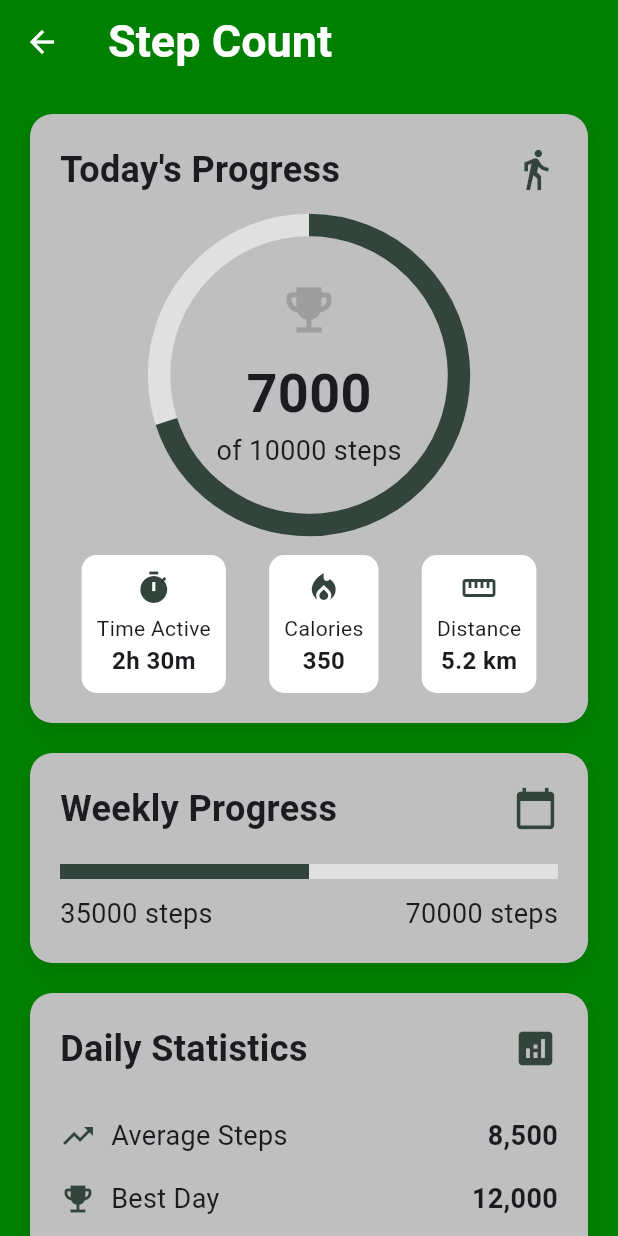
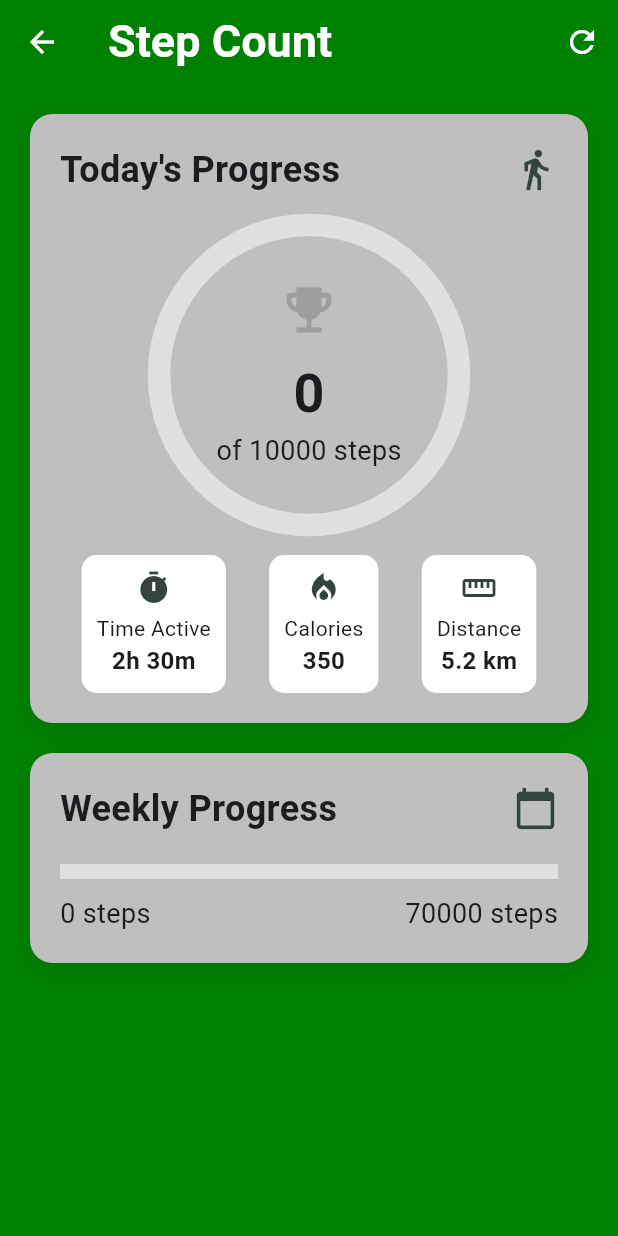
Before and after one commit to mrzaazhar/ThatsFitNew, a Flutter app: the HomePage screen opened directly, after a tap on "View More", on a phone screen of 412 x 824 dp. Run offline on Flutter 3.47's test engine with Material 3 defaults, Android fonts, the phone set to English and light mode, and no system bars; our stand-ins replace carousel_slider, cloud_firestore, firebase_auth, firebase_core, google_nav_bar, sensors_plus; missing offline and left inert: firebase_core_platform_interface; accounts and stored records are empty; Roboto replaces fonts that are missing (DM Sans).

Commit message:
Add step count counter

```diff
--- a/lib/homepage.dart
+++ b/lib/homepage.dart
@@ -1,6 +1,9 @@
 import 'package:flutter/material.dart';
 import 'package:google_nav_bar/google_nav_bar.dart';
 import 'package:carousel_slider/carousel_slider.dart';
+import 'package:sensors_plus/sensors_plus.dart';
+import 'dart:math';
+import 'dart:async';
 import 'profile_page.dart';
 import 'main.dart';
 import 'step_count.dart';
@@ -14,6 +17,13 @@ class HomePage extends StatefulWidget {
 class _HomePageState extends State<HomePage> {
   int _selectedIndex = 0; // Track the selected index
   int _current = 0; // Track current carousel page
+  int _currentSteps = 0;
+  final int dailyGoal = 10000;
+  StreamSubscription<AccelerometerEvent>? _accelerometerSubscription;
+  double _lastMagnitude = 0;
+  double _threshold = 12.0; // Adjust this threshold based on testing
+  bool _isStep = false;
+  DateTime? _lastStepTime;
 
   // List of widgets for each tab
   late final List<Widget> _widgetOptions;
@@ -21,6 +31,7 @@ class _HomePageState extends State<HomePage> {
   @override
   void initState() {
     super.initState();
+    _initAccelerometer();
     _widgetOptions = <Widget>[
       Text('Home Screen'), // Replace with your Home widget
       Text('Search Screen'), // Replace with your Search widget
@@ -68,6 +79,37 @@ class _HomePageState extends State<HomePage> {
     ];
   }
 
+  void _initAccelerometer() {
+    _accelerometerSubscription = accelerometerEvents.listen((
+      AccelerometerEvent event,
+    ) {
+      // Calculate the magnitude of acceleration
+      double magnitude = sqrt(
+        event.x * event.x + event.y * event.y + event.z * event.z,
+      );
+
+      // Simple step detection algorithm
+      if (!_isStep && magnitude > _threshold && _lastMagnitude <= _threshold) {
+        // Check if enough time has passed since the last step (debouncing)
+        if (_lastStepTime == null ||
+            DateTime.now().difference(_lastStepTime!).inMilliseconds > 300) {
+          setState(() {
+            _currentSteps++;
+            _lastStepTime = DateTime.now();
+          });
+        }
+      }
+
+      _lastMagnitude = magnitude;
+    });
+  }
+
+  @override
+  void dispose() {
+    _accelerometerSubscription?.cancel();
+    super.dispose();
+  }
+
   void _onItemTapped(int index) {
     setState(() {
       _selectedIndex = index; // Update the selected index
@@ -90,6 +132,10 @@ class _HomePageState extends State<HomePage> {
         ),
         backgroundColor: Color(0xFF008000),
         actions: [
+          IconButton(
+            icon: Icon(Icons.refresh, color: Colors.white),
+            onPressed: _initAccelerometer,
+          ),
           IconButton(
             icon: Icon(Icons.person, size: 40),
             onPressed: () {
@@ -152,7 +198,7 @@ class _HomePageState extends State<HomePage> {
                                   width: 80,
                                   height: 80,
                                   child: CircularProgressIndicator(
-                                    value: 0.7,
+                                    value: _currentSteps / dailyGoal,
                                     backgroundColor: Colors.grey,
                                     valueColor: AlwaysStoppedAnimation<Color>(
                                       Color(0xFF33443c),
@@ -160,7 +206,28 @@ class _HomePageState extends State<HomePage> {
                                     strokeWidth: 10,
                                   ),
                                 ),
-                                SizedBox(width: 60),
+                                SizedBox(width: 20),
+                                Column(
+                                  crossAxisAlignment: CrossAxisAlignment.start,
+                                  children: [
+                                    Text(
+                                      '$_currentSteps',
+                                      style: TextStyle(
+                                        fontSize: 24,
+                                        fontWeight: FontWeight.bold,
+                                        fontFamily: 'DM Sans',
+                                      ),
+                                    ),
+                                    Text(
+                                      'steps',
+                                      style: TextStyle(
+                                        fontSize: 16,
+                                        fontFamily: 'DM Sans',
+                                      ),
+                                    ),
+                                  ],
+                                ),
+                                SizedBox(width: 20),
                                 TextButton(
                                   onPressed: () {
                                     Navigator.push(
--- a/lib/step_count.dart
+++ b/lib/step_count.dart
@@ -1,4 +1,7 @@
 import 'package:flutter/material.dart';
+import 'package:sensors_plus/sensors_plus.dart';
+import 'dart:math';
+import 'dart:async';
 
 class StepCountPage extends StatefulWidget {
   @override
@@ -6,11 +9,53 @@ class StepCountPage extends StatefulWidget {
 }
 
 class _StepCountPageState extends State<StepCountPage> {
-  // Mock data - In a real app, this would come from a step counting service
-  final int currentSteps = 7000;
+  StreamSubscription<AccelerometerEvent>? _accelerometerSubscription;
+  int _currentSteps = 0;
   final int dailyGoal = 10000;
-  final int weeklyTotal = 35000;
+  int _weeklyTotal = 0;
   final int weeklyGoal = 70000;
+  double _lastMagnitude = 0;
+  double _threshold = 13.0;
+  bool _isStep = false;
+  DateTime? _lastStepTime;
+
+  @override
+  void initState() {
+    super.initState();
+    _initAccelerometer();
+  }
+
+  void _initAccelerometer() {
+    _accelerometerSubscription = accelerometerEvents.listen((
+      AccelerometerEvent event,
+    ) {
+      // Calculate the magnitude of acceleration
+      double magnitude = sqrt(
+        event.x * event.x + event.y * event.y + event.z * event.z,
+      );
+
+      // Simple step detection algorithm
+      if (!_isStep && magnitude > _threshold && _lastMagnitude <= _threshold) {
+        // Check if enough time has passed since the last step (debouncing)
+        if (_lastStepTime == null ||
+            DateTime.now().difference(_lastStepTime!).inMilliseconds > 300) {
+          setState(() {
+            _currentSteps++;
+            _weeklyTotal = _currentSteps * 5; // For demo purposes
+            _lastStepTime = DateTime.now();
+          });
+        }
+      }
+
+      _lastMagnitude = magnitude;
+    });
+  }
+
+  @override
+  void dispose() {
+    _accelerometerSubscription?.cancel();
+    super.dispose();
+  }
 
   @override
   Widget build(BuildContext context) {
@@ -31,6 +76,12 @@ class _StepCountPageState extends State<StepCountPage> {
           icon: Icon(Icons.arrow_back, color: Colors.white),
           onPressed: () => Navigator.pop(context),
         ),
+        actions: [
+          IconButton(
+            icon: Icon(Icons.refresh, color: Colors.white),
+            onPressed: _initAccelerometer,
+          ),
+        ],
       ),
       body: SingleChildScrollView(
         padding: EdgeInsets.all(20),
@@ -79,7 +130,7 @@ class _StepCountPageState extends State<StepCountPage> {
                         height: 200,
                         width: 200,
                         child: CircularProgressIndicator(
-                          value: currentSteps / dailyGoal,
+                          value: _currentSteps / dailyGoal,
                           backgroundColor: Colors.grey[300],
                           valueColor: AlwaysStoppedAnimation<Color>(
                             Color(0xFF33443c),
@@ -93,13 +144,13 @@ class _StepCountPageState extends State<StepCountPage> {
                             Icons.emoji_events,
                             size: 40,
                             color:
-                                currentSteps >= dailyGoal
+                                _currentSteps >= dailyGoal
                                     ? Colors.amber
                                     : Colors.grey,
                           ),
                           SizedBox(height: 10),
                           Text(
-                            '$currentSteps',
+                            '$_currentSteps',
                             style: TextStyle(
                               fontSize: 36,
                               fontWeight: FontWeight.bold,
@@ -171,7 +222,7 @@ class _StepCountPageState extends State<StepCountPage> {
                   ),
                   SizedBox(height: 20),
                   LinearProgressIndicator(
-                    value: weeklyTotal / weeklyGoal,
+                    value: _weeklyTotal / weeklyGoal,
                     backgroundColor: Colors.grey[300],
                     valueColor: AlwaysStoppedAnimation<Color>(
                       Color(0xFF33443c),
@@ -183,7 +234,7 @@ class _StepCountPageState extends State<StepCountPage> {
                     mainAxisAlignment: MainAxisAlignment.spaceBetween,
                     children: [
                       Text(
-                        '$weeklyTotal steps',
+                        '$_weeklyTotal steps',
                         style: TextStyle(fontSize: 18, fontFamily: 'DM Sans'),
                       ),
                       Text(
@@ -192,50 +243,6 @@ class _StepCountPageState extends State<StepCountPage> {
                       ),
                     ],
                   ),
-                ],
-              ),
-            ),
-            SizedBox(height: 20),
-            // Daily Stats Card
-            Container(
-              padding: EdgeInsets.all(20),
-              decoration: BoxDecoration(
-                color: Color(0xFFbfbfbf),
-                borderRadius: BorderRadius.circular(15),
-                boxShadow: [
-                  BoxShadow(
-                    color: Colors.black.withOpacity(0.1),
-                    blurRadius: 10,
-                    offset: Offset(0, 5),
-                  ),
-                ],
-              ),
-              child: Column(
-                crossAxisAlignment: CrossAxisAlignment.start,
-                children: [
-                  Row(
-                    mainAxisAlignment: MainAxisAlignment.spaceBetween,
-                    children: [
-                      Text(
-                        'Daily Statistics',
-                        style: TextStyle(
-                          fontSize: 24,
-                          fontWeight: FontWeight.bold,
-                          fontFamily: 'DM Sans',
-                        ),
-                      ),
-                      Icon(Icons.analytics, size: 30, color: Color(0xFF33443c)),
-                    ],
-                  ),
-                  SizedBox(height: 20),
-                  _buildStatRow(Icons.trending_up, 'Average Steps', '8,500'),
-                  _buildStatRow(Icons.emoji_events, 'Best Day', '12,000'),
-                  _buildStatRow(
-                    Icons.local_fire_department,
-                    'Calories Burned',
-                    '350',
-                  ),
-                  _buildStatRow(Icons.straighten, 'Distance', '5.2 km'),
                 ],
               ),
             ),
@@ -269,33 +276,4 @@ class _StepCountPageState extends State<StepCountPage> {
       ),
     );
   }
-
-  Widget _buildStatRow(IconData icon, String label, String value) {
-    return Padding(
-      padding: EdgeInsets.symmetric(vertical: 8),
-      child: Row(
-        mainAxisAlignment: MainAxisAlignment.spaceBetween,
-        children: [
-          Row(
-            children: [
-              Icon(icon, size: 24, color: Color(0xFF33443c)),
-              SizedBox(width: 10),
-              Text(
-                label,
-                style: TextStyle(fontSize: 18, fontFamily: 'DM Sans'),
-              ),
-            ],
-          ),
-          Text(
-            value,
-            style: TextStyle(
-              fontSize: 18,
-              fontWeight: FontWeight.bold,
-              fontFamily: 'DM Sans',
-            ),
-          ),
-        ],
-      ),
-    );
-  }
 }
--- a/pubspec.yaml
+++ b/pubspec.yaml
@@ -32,6 +32,7 @@ dependencies:
     sdk: flutter
   google_nav_bar: ^5.0.7
   carousel_slider: ^5.0.0
+  sensors_plus: ^4.0.2
 
   # The following adds the Cupertino Icons font to your application.
   # Use with the CupertinoIcons class for iOS style icons.
@@ -39,6 +40,8 @@ dependencies:
   firebase_core: ^3.13.0
   firebase_auth: ^5.5.2
   cloud_firestore: ^5.6.6
+  permission_handler: ^11.3.0  # For handling permissions
+  pedometer: ^4.0.1
 
 
 dev_dependencies:
```
Also changed, not shown: pubspec.lock, 3 other files.
